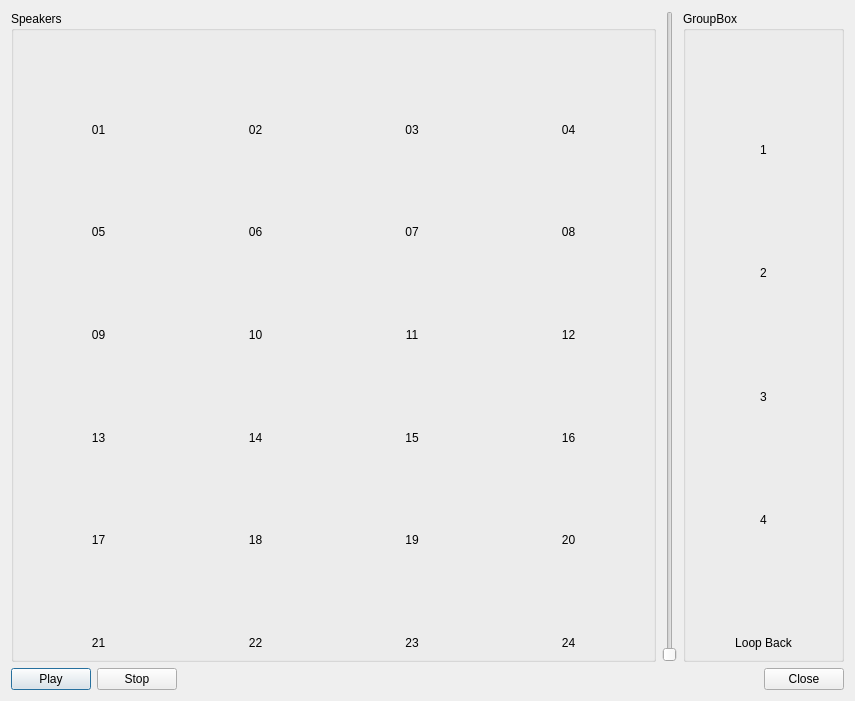
Qt form CLAM/plugins/spacialization/example-data/speakerLocalization.ui (clam-project/clam) before a commit.
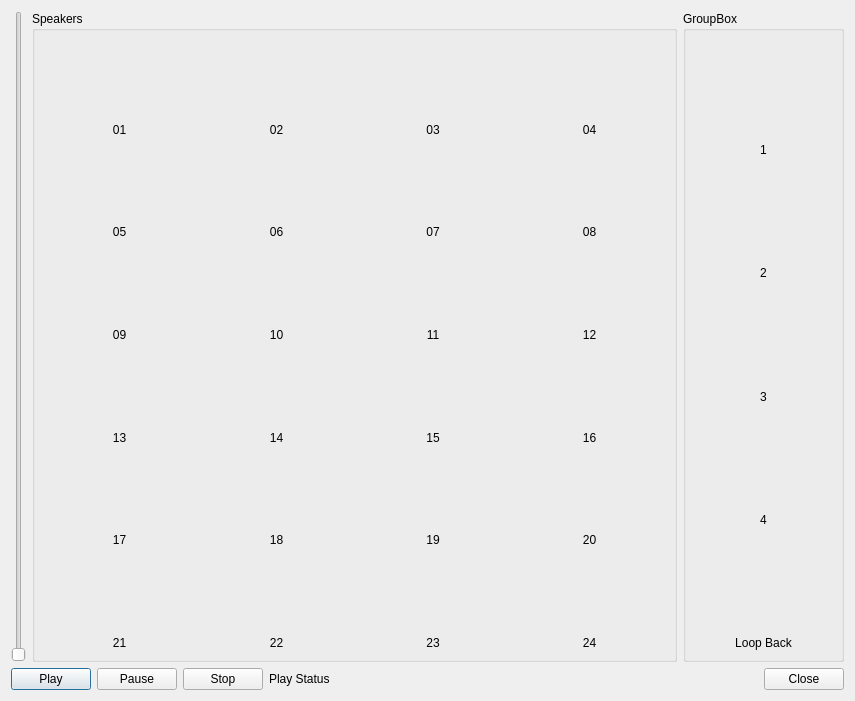
The same form after that commit. Custom widgets are drawn as their Qt base class.

Commit message: * speakerLocalization.ui: Pause button back, and Playback status added  * speakerLocalization.clamnetwork: Added a mixer (generated by generateCalibrationNetwork.py)

The edit to the form file:
```diff
--- a/CLAM/plugins/spacialization/example-data/speakerLocalization.ui
+++ b/CLAM/plugins/spacialization/example-data/speakerLocalization.ui
@@ -15,6 +15,13 @@
   <layout class="QVBoxLayout" name="verticalLayout_32" >
    <item>
     <layout class="QHBoxLayout" name="horizontalLayout_8" >
+     <item>
+      <widget class="QSlider" name="InControl__AudioAmplifier__Gain" >
+       <property name="orientation" >
+        <enum>Qt::Vertical</enum>
+       </property>
+      </widget>
+     </item>
      <item>
       <widget class="QGroupBox" name="groupBox" >
        <property name="sizePolicy" >
@@ -630,13 +637,6 @@
        </layout>
       </widget>
      </item>
-     <item>
-      <widget class="QSlider" name="InControl__AudioAmplifier__Gain" >
-       <property name="orientation" >
-        <enum>Qt::Vertical</enum>
-       </property>
-      </widget>
-     </item>
      <item>
       <widget class="QGroupBox" name="groupBox_2" >
        <property name="sizePolicy" >
@@ -783,6 +783,13 @@
        </property>
       </widget>
      </item>
+     <item>
+      <widget class="QPushButton" name="PauseButton" >
+       <property name="text" >
+        <string>Pause</string>
+       </property>
+      </widget>
+     </item>
      <item>
       <widget class="QPushButton" name="StopButton" >
        <property name="text" >
@@ -790,6 +797,13 @@
        </property>
       </widget>
      </item>
+     <item>
+      <widget class="QLabel" name="PlaybackIndicator" >
+       <property name="text" >
+        <string>Play Status</string>
+       </property>
+      </widget>
+     </item>
      <item>
       <spacer name="horizontalSpacer" >
        <property name="orientation" >
```
Left out of the diff: 60 changed lines with no effect on the pictures. The commit also changes 1 other file.
